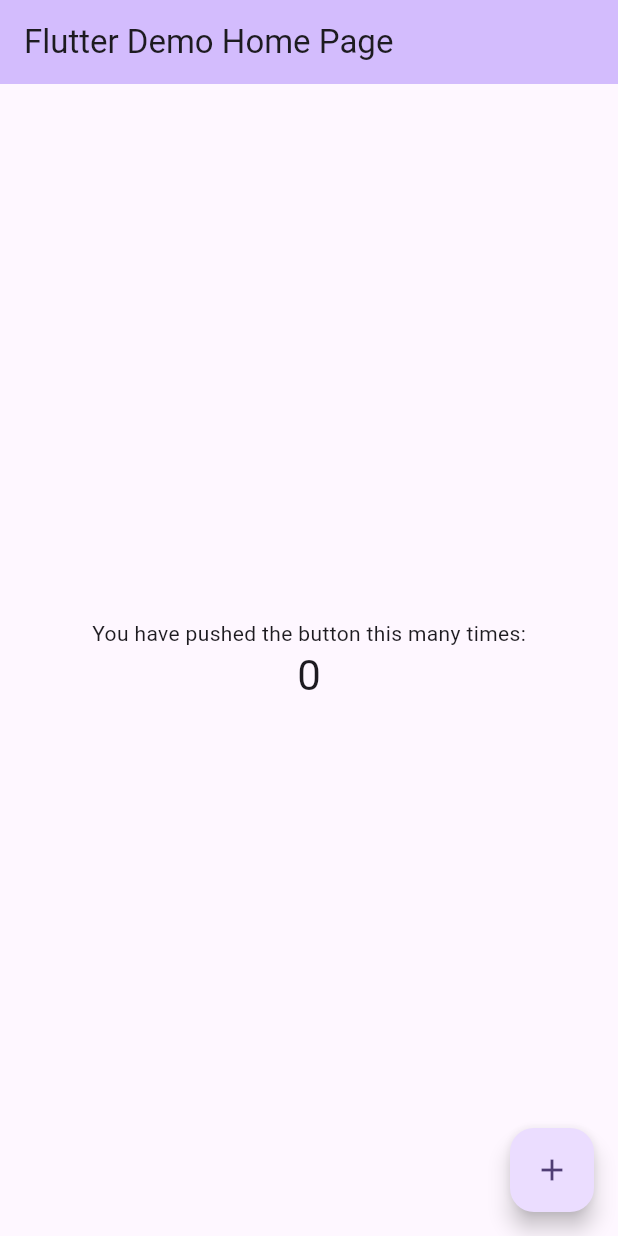
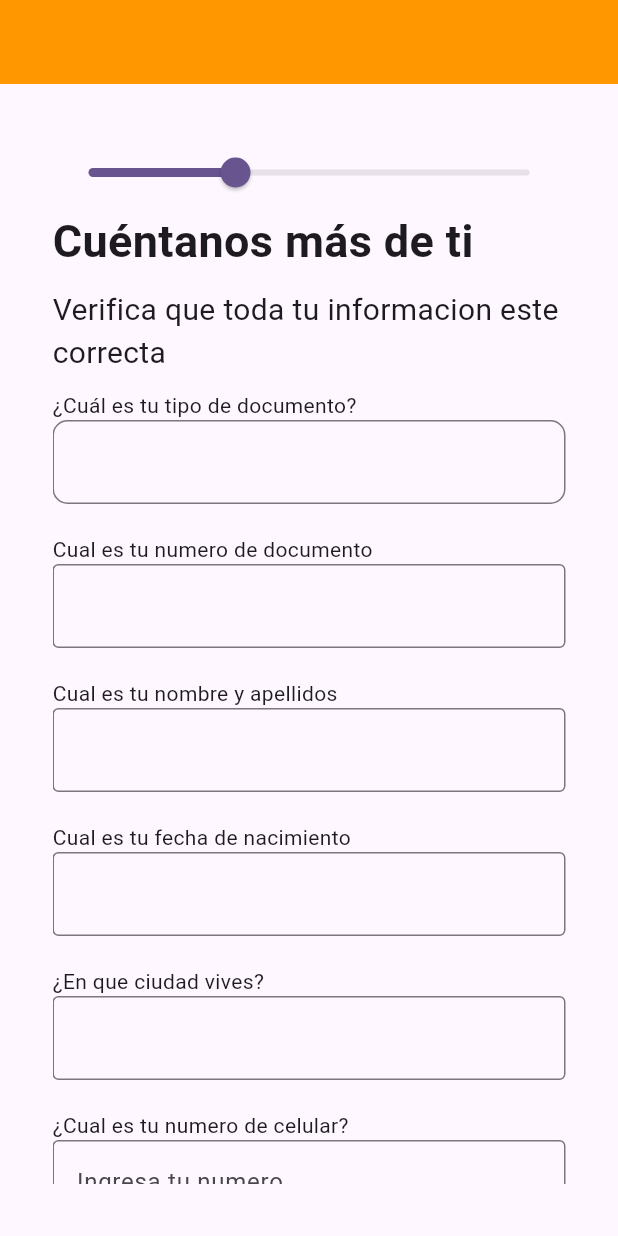
Before and after one commit to juansuarez-pragma/itau, a Flutter app: the screen it shows after launch, on a phone screen of 412 x 824 dp. Run offline on Flutter 3.47's test engine with Material 3 defaults, Android fonts, the phone set to English and light mode, and no system bars.

Commit message:
#2 Added login page

```diff
--- a/lib/main.dart
+++ b/lib/main.dart
@@ -1,4 +1,5 @@
 import 'package:flutter/material.dart';
+import 'package:itau_base_login/pages/login_page.dart';
 
 void main() {
   runApp(const MyApp());
@@ -15,55 +16,7 @@ class MyApp extends StatelessWidget {
         colorScheme: ColorScheme.fromSeed(seedColor: Colors.deepPurple),
         useMaterial3: true,
       ),
-      home: const MyHomePage(title: 'Flutter Demo Home Page'),
+      home: const LoginPage(),
     );
   }
 }
-
-class MyHomePage extends StatefulWidget {
-  const MyHomePage({super.key, required this.title});
-
-  final String title;
-
-  @override
-  State<MyHomePage> createState() => _MyHomePageState();
-}
-
-class _MyHomePageState extends State<MyHomePage> {
-  int _counter = 0;
-
-  void _incrementCounter() {
-    setState(() {
-      _counter++;
-    });
-  }
-
-  @override
-  Widget build(BuildContext context) {
-    return Scaffold(
-      appBar: AppBar(
-        backgroundColor: Theme.of(context).colorScheme.inversePrimary,
-        title: Text(widget.title),
-      ),
-      body: Center(
-        child: Column(
-          mainAxisAlignment: MainAxisAlignment.center,
-          children: <Widget>[
-            const Text(
-              'You have pushed the button this many times:',
-            ),
-            Text(
-              '$_counter',
-              style: Theme.of(context).textTheme.headlineMedium,
-            ),
-          ],
-        ),
-      ),
-      floatingActionButton: FloatingActionButton(
-        onPressed: _incrementCounter,
-        tooltip: 'Increment',
-        child: const Icon(Icons.add),
-      ),
-    );
-  }
-}
--- /dev/null
+++ b/lib/pages/login_page.dart
@@ -0,0 +1,191 @@
+import 'package:flutter/material.dart';
+
+class LoginPage extends StatefulWidget {
+  const LoginPage({super.key});
+
+  @override
+  State<LoginPage> createState() => _LoginPageState();
+}
+
+class _LoginPageState extends State<LoginPage> {
+  var _checked = false;
+
+  @override
+  Widget build(BuildContext context) {
+    return GestureDetector(
+      onTap: () {
+        final focus = FocusScope.of(context);
+        final focusedChild = focus.focusedChild;
+        if (focusedChild != null && !focusedChild.hasPrimaryFocus) {
+          focusedChild.unfocus();
+        }
+      },
+      child: Scaffold(
+        appBar: AppBar(
+          backgroundColor: Colors.orange,
+        ),
+        body: Container(
+          padding: const EdgeInsets.all(35),
+          child: ListView(
+            keyboardDismissBehavior: ScrollViewKeyboardDismissBehavior.onDrag,
+            children: [
+              Slider.adaptive(
+                thumbColor: null,
+                overlayColor: const MaterialStatePropertyAll(Colors.white),
+                min: 0,
+                max: 3,
+                value: 1,
+                onChanged: (value) {},
+              ),
+              const Text(
+                'Cuéntanos más de ti',
+                style: TextStyle(fontSize: 30, fontWeight: FontWeight.bold),
+              ),
+              const SizedBox(
+                height: 10,
+              ),
+              const Text(
+                'Verifica que toda tu informacion este correcta',
+                style: TextStyle(fontSize: 20),
+              ),
+              const SizedBox(
+                height: 10,
+              ),
+              const Text('¿Cuál es tu tipo de documento?'),
+              const TextField(
+                keyboardType: TextInputType.text,
+                textInputAction: TextInputAction.next,
+                decoration: InputDecoration(
+                    border: OutlineInputBorder(
+                        borderRadius: BorderRadius.all(Radius.circular(10))),
+                    focusedBorder: OutlineInputBorder(
+                      borderSide: BorderSide(color: Colors.black),
+                      borderRadius: BorderRadius.all(Radius.circular(10)),
+                    )),
+              ),
+              const SizedBox(
+                height: 20,
+              ),
+              const Text('Cual es tu numero de documento'),
+              const TextField(
+                keyboardType: TextInputType.number,
+                decoration: InputDecoration(
+                    border: OutlineInputBorder(),
+                    focusedBorder: OutlineInputBorder(
+                      borderSide: BorderSide(color: Colors.black),
+                    )),
+              ),
+              const SizedBox(
+                height: 20,
+              ),
+              const Text('Cual es tu nombre y apellidos'),
+              const TextField(
+                  keyboardType: TextInputType.name,
+                  decoration: InputDecoration(
+                      border: OutlineInputBorder(),
+                      focusedBorder: OutlineInputBorder(
+                        borderSide: BorderSide(color: Colors.black),
+                      ))),
+              const SizedBox(
+                height: 20,
+              ),
+              const Text('Cual es tu fecha de nacimiento'),
+              const TextField(
+                  keyboardType: TextInputType.datetime,
+                  decoration: InputDecoration(
+                      border: OutlineInputBorder(),
+                      focusedBorder: OutlineInputBorder(
+                        borderSide: BorderSide(color: Colors.black),
+                      ))),
+              const SizedBox(
+                height: 20,
+              ),
+              const Text('¿En que ciudad vives?'),
+              const TextField(
+                  keyboardType: TextInputType.streetAddress,
+                  decoration: InputDecoration(
+                    border: OutlineInputBorder(),
+                  )),
+              const SizedBox(
+                height: 20,
+              ),
+              const Text('¿Cual es tu numero de celular?'),
+              const TextField(
+                  keyboardType: TextInputType.number,
+                  decoration: InputDecoration(
+                      hintText: 'Ingresa tu numero',
+                      border: OutlineInputBorder(),
+                      focusedBorder: OutlineInputBorder(
+                        borderSide: BorderSide(color: Colors.black),
+                      ))),
+              const SizedBox(
+                height: 20,
+              ),
+              const Text('¿Cual es tu correo electronico?'),
+              const TextField(
+                  keyboardType: TextInputType.emailAddress,
+                  decoration: InputDecoration(
+                      hintText: 'Ingresa tu correo',
+                      border: OutlineInputBorder(),
+                      focusedBorder: OutlineInputBorder(
+                        borderSide: BorderSide(color: Colors.black),
+                      ))),
+              const SizedBox(
+                height: 40,
+              ),
+              Container(
+                child: GestureDetector(
+                  onTap: () {
+                    setState(() {
+                      _checked = !_checked;
+                    });
+                  },
+                  child: Row(
+                    children: [
+                      Container(
+                        child: Checkbox(
+                          value: _checked,
+                          overlayColor:
+                              MaterialStateProperty.all(Colors.transparent),
+                          onChanged: (value) {
+                            if (value != null) {
+                              setState(() {
+                                _checked = value;
+                              });
+                            }
+                          },
+                        ),
+                      ),
+                      Container(
+                        child: const Expanded(
+                            child: Text(
+                                'Aceptas los terminos legales del producto y el tratamiento de tus datos personales por Itaú')),
+                      ),
+                    ],
+                  ),
+                ),
+              ),
+              const SizedBox(
+                height: 30,
+              ),
+              Container(
+                decoration: const BoxDecoration(
+                    color: Colors.orange,
+                    borderRadius: BorderRadius.all(Radius.circular(20))),
+                child: MaterialButton(
+                    textColor: Colors.white,
+                    onPressed: () {},
+                    padding: const EdgeInsets.all(20),
+                    child: const Text(
+                      'Continuar con el registro',
+                      style:
+                          TextStyle(fontSize: 15, fontWeight: FontWeight.bold),
+                    )),
+              )
+            ],
+          ),
+        ),
+      ),
+    );
+  }
+}
```
